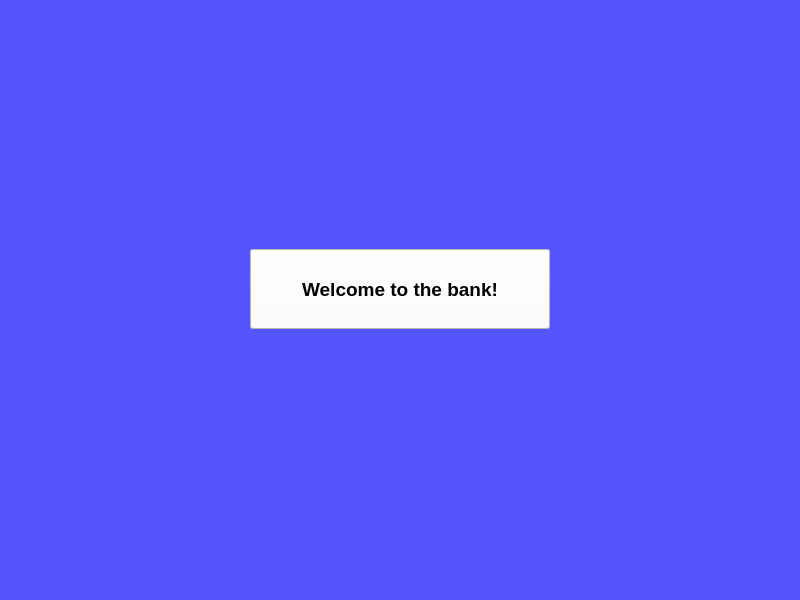
Before: the Qt Designer form bank-automat/mainwindow.ui in tvt24kmo-project/group_13, drawn with Qt 5.
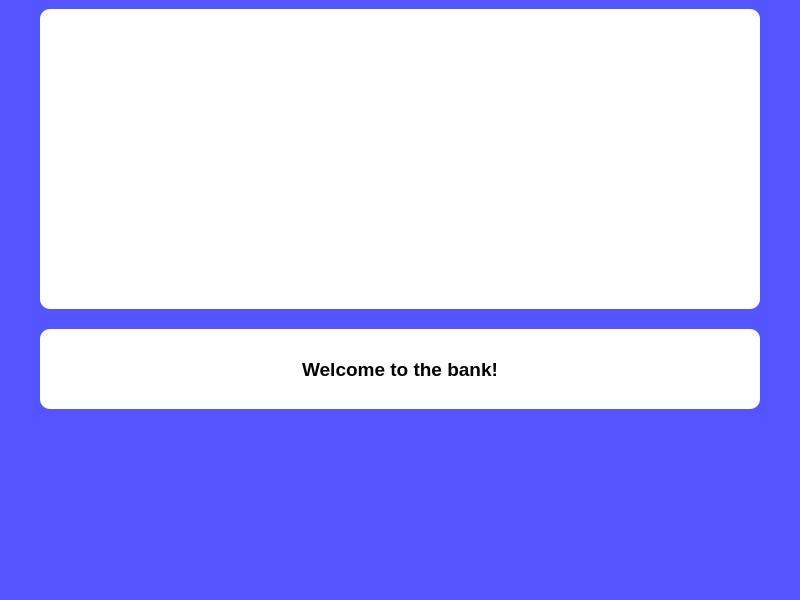
After: the same form once the commit is applied. Icons and pictures are not drawn.

```diff
--- a/bank-automat/mainwindow.ui
+++ b/bank-automat/mainwindow.ui
@@ -24,44 +24,56 @@
   </property>
   <widget class="QWidget" name="centralwidget">
    <layout class="QVBoxLayout" name="verticalLayout">
-    <item>
-     <spacer name="verticalSpacer_top">
-      <property name="orientation">
-       <enum>Qt::Vertical</enum>
-      </property>
-      <property name="sizeHint" stdset="0">
-       <size>
-        <width>20</width>
-        <height>40</height>
-       </size>
-      </property>
-     </spacer>
-    </item>
-    <item>
-     <layout class="QHBoxLayout" name="horizontalLayout">
-      <item>
-       <spacer name="horizontalSpacer_left">
-        <property name="orientation">
-         <enum>Qt::Horizontal</enum>
-        </property>
-        <property name="sizeHint" stdset="0">
-         <size>
-          <width>40</width>
-          <height>20</height>
-         </size>
-        </property>
-       </spacer>
-      </item>
+    <property name="spacing">
+     <number>20</number>
+    </property>
+    <property name="leftMargin">
+     <number>40</number>
+    </property>
+    <property name="rightMargin">
+     <number>40</number>
+    </property>
       <item>
-       <widget class="QPushButton" name="btnstart">
+      <widget class="QLabel" name="imgLabel">
         <property name="sizePolicy">
-         <sizepolicy hsizetype="Preferred" vsizetype="Fixed">
+         <sizepolicy hsizetype="Expanding" vsizetype="Expanding">
           <horstretch>0</horstretch>
           <verstretch>0</verstretch>
          </sizepolicy>
         </property>
         <property name="minimumSize">
          <size>
+          <width>400</width>
+          <height>300</height>
+         </size>
+        </property>
+        <property name="styleSheet">
+         <string>
+          QLabel {
+            background-color: white;
+            border-radius: 10px;
+            padding: 20px;
+          }
+         </string>
+        </property>
+        <property name="alignment">
+         <set>Qt::AlignCenter</set>
+        </property>
+        <property name="pixmap">
+         <pixmap>:/img/landing-picture.jpg</pixmap>
+        </property>
+        <property name="scaledContents">
+         <bool>false</bool>
+        </property>
+        <property name="wordWrap">
+         <bool>true</bool>
+        </property>
+      </widget>
+    </item>
+    <item>
+     <widget class="QPushButton" name="btnstart">
+      <property name="minimumSize">
+       <size>
           <width>300</width>
           <height>80</height>
          </size>
@@ -73,27 +85,22 @@
          </font>
         </property>
         <property name="styleSheet">
-         <string notr="true">background-color: rgb(255, 255, 255);</string>
+       <string notr="true">
+        QPushButton {
+          background-color: white;
+          color: black;
+          border-radius: 10px;
+          padding: 10px;
+        }
+        QPushButton:hover {
+          background-color: #f0f0f0;
+        }
+       </string>
         </property>
         <property name="text">
          <string>Welcome to the bank!</string>
         </property>
        </widget>
-      </item>
-      <item>
-       <spacer name="horizontalSpacer_right">
-        <property name="orientation">
-         <enum>Qt::Horizontal</enum>
-        </property>
-        <property name="sizeHint" stdset="0">
-         <size>
-          <width>40</width>
-          <height>20</height>
-         </size>
-        </property>
-       </spacer>
-      </item>
-     </layout>
     </item>
     <item>
      <spacer name="verticalSpacer_bottom">
```
Lines whose indentation alone changed are shown as unchanged.
